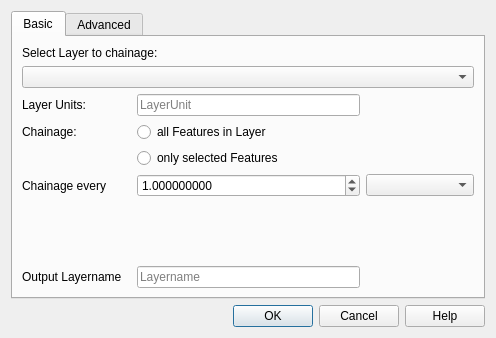
Above: qchainage/ui_qchainage.ui from mach0/qchainage before the change. Below: the same form after it.
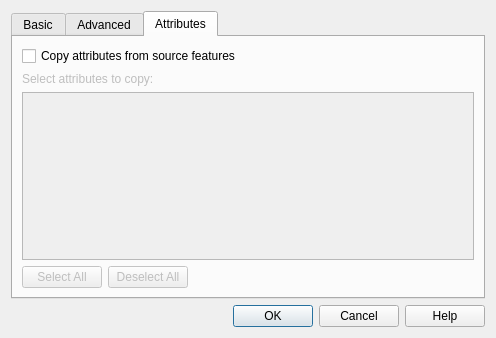
That is the form after the change. The open tabs and pages were chosen to show the change.

```diff
--- a/qchainage/ui_qchainage.ui
+++ b/qchainage/ui_qchainage.ui
@@ -58,21 +58,15 @@
         </widget>
        </item>
        <item row="2" column="1" colspan="2">
-        <widget class="QLineEdit" name="layerUnits">
+        <widget class="QLabel" name="layerUnits">
          <property name="text">
           <string/>
          </property>
-         <property name="frame">
-          <bool>true</bool>
+         <property name="frameShape">
+          <enum>QFrame::Panel</enum>
          </property>
-         <property name="echoMode">
-          <enum>QLineEdit::Normal</enum>
-         </property>
-         <property name="cursorPosition">
-          <number>0</number>
-         </property>
-         <property name="placeholderText">
-          <string>LayerUnit</string>
+         <property name="frameShadow">
+          <enum>QFrame::Sunken</enum>
          </property>
         </widget>
        </item>
@@ -327,6 +321,80 @@
        </item>
       </layout>
      </widget>
+     <widget class="QWidget" name="tab_3">
+      <attribute name="title">
+       <string>Attributes</string>
+      </attribute>
+      <layout class="QVBoxLayout" name="verticalLayout">
+       <item>
+        <widget class="QCheckBox" name="copyAttributesCheckBox">
+         <property name="text">
+          <string>Copy attributes from source features</string>
+         </property>
+         <property name="checked">
+          <bool>false</bool>
+         </property>
+        </widget>
+       </item>
+       <item>
+        <widget class="QLabel" name="labelSelectAttributes">
+         <property name="text">
+          <string>Select attributes to copy:</string>
+         </property>
+         <property name="enabled">
+          <bool>false</bool>
+         </property>
+        </widget>
+       </item>
+       <item>
+        <widget class="QListWidget" name="attributesListWidget">
+         <property name="enabled">
+          <bool>false</bool>
+         </property>
+         <property name="selectionMode">
+          <enum>QAbstractItemView::MultiSelection</enum>
+         </property>
+        </widget>
+       </item>
+       <item>
+        <layout class="QHBoxLayout" name="horizontalLayout">
+         <item>
+          <widget class="QPushButton" name="selectAllAttributesBtn">
+           <property name="text">
+            <string>Select All</string>
+           </property>
+           <property name="enabled">
+            <bool>false</bool>
+           </property>
+          </widget>
+         </item>
+         <item>
+          <widget class="QPushButton" name="deselectAllAttributesBtn">
+           <property name="text">
+            <string>Deselect All</string>
+           </property>
+           <property name="enabled">
+            <bool>false</bool>
+           </property>
+          </widget>
+         </item>
+         <item>
+          <spacer name="horizontalSpacer">
+           <property name="orientation">
+            <enum>Qt::Horizontal</enum>
+           </property>
+           <property name="sizeHint" stdset="0">
+            <size>
+             <width>40</width>
+             <height>20</height>
+            </size>
+           </property>
+          </spacer>
+         </item>
+        </layout>
+       </item>
+      </layout>
+     </widget>
     </widget>
    </item>
   </layout>
```
Left out of the diff: 72 changed lines with no effect on the pictures.
